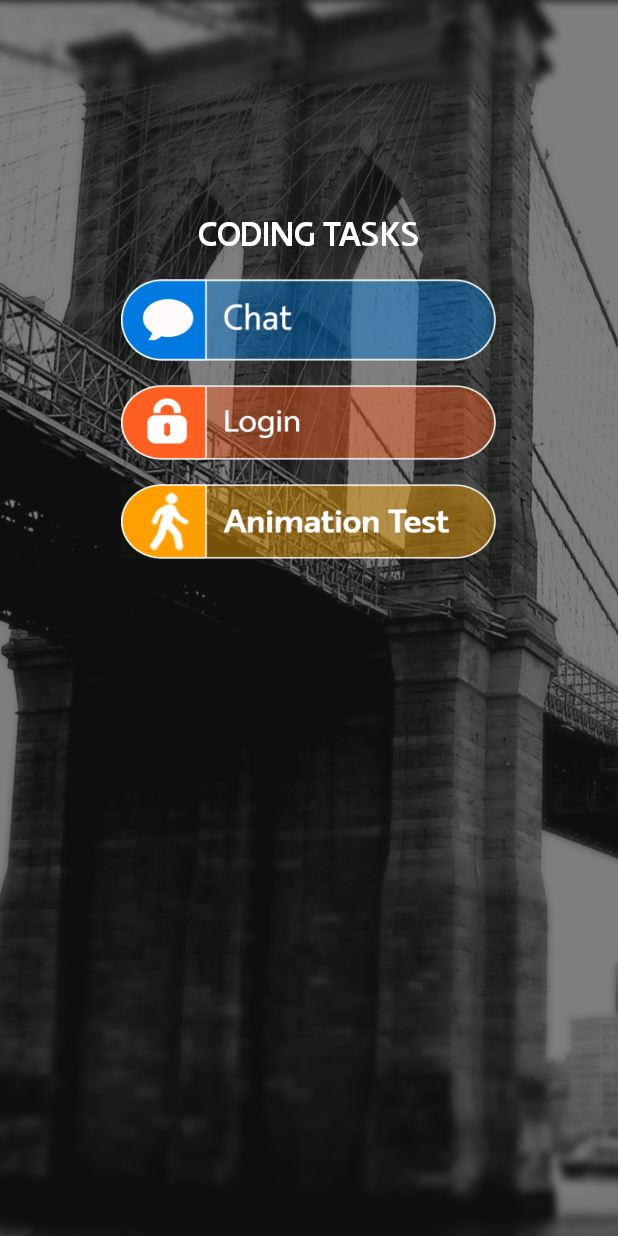
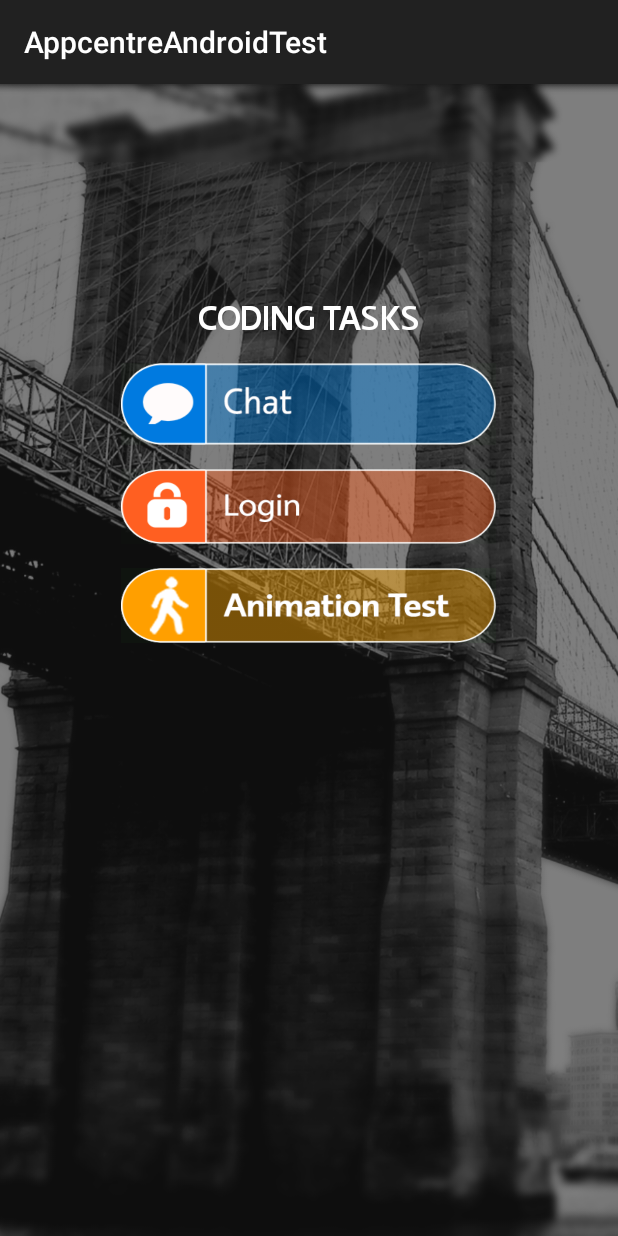
Before and after one commit to ShikhaSoni/AndroidTest, an Android app: the screen it shows after launch (MainActivity), on a phone screen of 412 x 824 dp. Run offline under Robolectric (Android 15) with nearby library versions, the phone set to English and light mode, and no system bars.

Commit message:
Final changes: Actionbar addition

```diff
--- a/Android Test/AndroidProgrammerTest/app/src/main/res/values/strings.xml
+++ b/Android Test/AndroidProgrammerTest/app/src/main/res/values/strings.xml
@@ -1,7 +1,7 @@
 <?xml version="1.0" encoding="utf-8"?>
 <resources>
 
-    <string name="app_name">Chat</string>
+    <string name="app_name">AppcentreAndroidTest</string>
     <string name="hello_world">Hello world!</string>
     <string name="action_settings">Settings</string>
     <string name="animation_button">Animation Test</string>
--- a/Android Test/AndroidProgrammerTest/app/src/main/res/values/styles.xml
+++ b/Android Test/AndroidProgrammerTest/app/src/main/res/values/styles.xml
@@ -1,7 +1,7 @@
 <resources>
 
     <!-- Base application theme. -->
-    <style name="AppTheme" parent="Theme.AppCompat.Light.NoActionBar">
+    <style name="AppTheme" parent="Theme.AppCompat.Light.DarkActionBar">
         <!-- Customize your theme here. -->
     </style>
 
```
